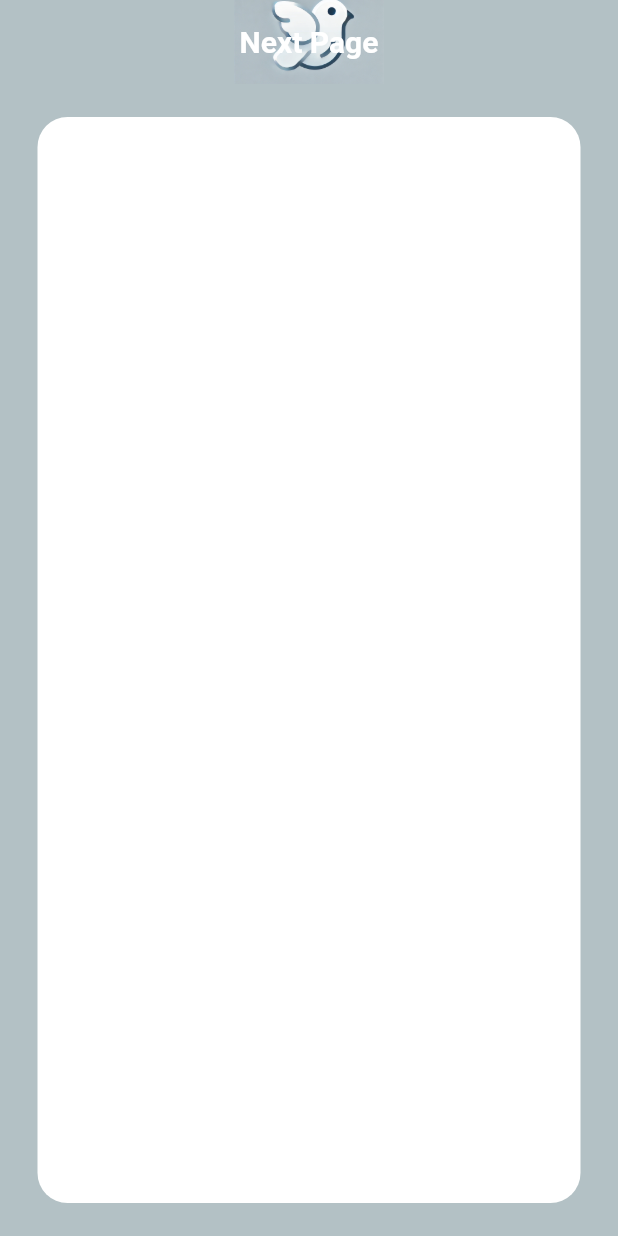
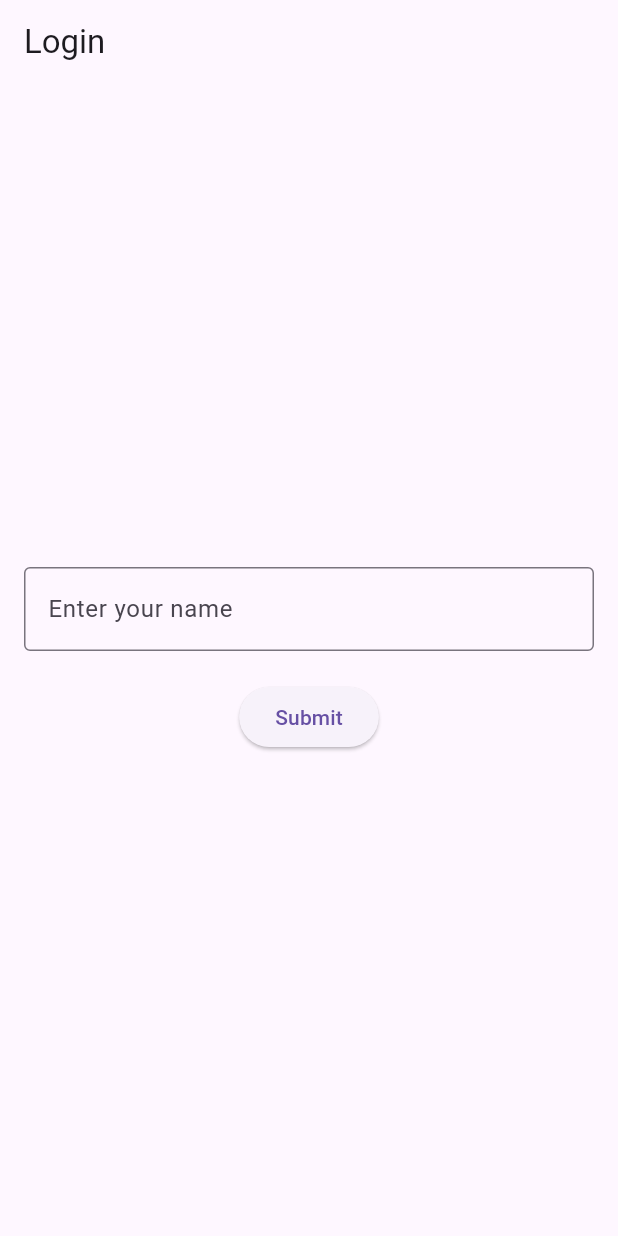
Before and after one commit to davidshxm/misinfo_app, a Flutter app: the screen it shows after launch, on a phone screen of 412 x 824 dp. Run offline on Flutter 3.47's test engine with Material 3 defaults, Android fonts, the phone set to English and light mode, and no system bars.

Commit message:
Update main.dart

```diff
--- a/lib/main.dart
+++ b/lib/main.dart
@@ -11,14 +11,68 @@
     return MaterialApp(
       title: 'Flutter Demo',
       theme: ThemeData(
+        primarySwatch: Colors.blue,
+      ),
+      home: LoginPage(),
+    );
+  }
+}
 
+class LoginPage extends StatefulWidget {
+  @override
+  _LoginPageState createState() => _LoginPageState();
+}
+
+class _LoginPageState extends State<LoginPage> {
+  final _nameController = TextEditingController();
+
+  void _navigateToLoadingPage() {
+    final name = _nameController.text;
+    if (name.isNotEmpty) {
+      Navigator.of(context).pushReplacement(
+        MaterialPageRoute(
+          builder: (context) => LoadingPage(userName: name),
+        ),
+      );
+    }
+  }
+
+  @override
+  Widget build(BuildContext context) {
+    return Scaffold(
+      appBar: AppBar(
+        title: Text('Login'),
       ),
-      home: LoadingPage(),
+      body: Padding(
+        padding: const EdgeInsets.all(16.0),
+        child: Column(
+          mainAxisAlignment: MainAxisAlignment.center,
+          children: <Widget>[
+            TextField(
+              controller: _nameController,
+              decoration: InputDecoration(
+                labelText: 'Enter your name',
+                border: OutlineInputBorder(),
+              ),
+              keyboardType: TextInputType.text,
+            ),
+            SizedBox(height: 20),
+            ElevatedButton(
+              onPressed: _navigateToLoadingPage,
+              child: Text('Submit'),
+            ),
+          ],
+        ),
+      ),
     );
   }
 }
 
 class LoadingPage extends StatefulWidget {
+  final String userName;
+
+  LoadingPage({required this.userName});
+
   @override
   _LoadingPageState createState() => _LoadingPageState();
 }
@@ -27,7 +81,7 @@
   @override
   void initState() {
     super.initState();
-    // Navigate to the next page after 3 seconds
+    // Navigate to the NextPage after 3 seconds
     Timer(Duration(seconds: 3), () {
       Navigator.of(context).pushReplacement(
         MaterialPageRoute(builder: (context) => NextPage()),
@@ -43,7 +97,7 @@
           mainAxisAlignment: MainAxisAlignment.center,
           children: <Widget>[
             Text(
-              'Welcome',
+              'Welcome, ${widget.userName}!',
               style: TextStyle(fontSize: 24, fontWeight: FontWeight.bold),
             ),
             SizedBox(height: 20),
@@ -56,6 +110,7 @@
 }
 
 class NextPage extends StatelessWidget {
+
   @override
   Widget build(BuildContext context) {
     // Get the screen size
@@ -76,7 +131,7 @@
             ),
             child: Center(
               child: Text(
-                'Next Page',
+                'Misinformation',
                 style: TextStyle(
                   color: Colors.white,
                   fontSize: 20,
@@ -97,7 +152,15 @@
             ),
             width: size.width - 50,
             height: size.height - 100,
-
+            child: Center(
+              child: Text(
+                'No Flagged Information',
+                style: TextStyle(
+                  fontSize: 24,
+                  fontWeight: FontWeight.bold,
+                ),
+              ),
+            ),
           ),
         ),
       ),
```
